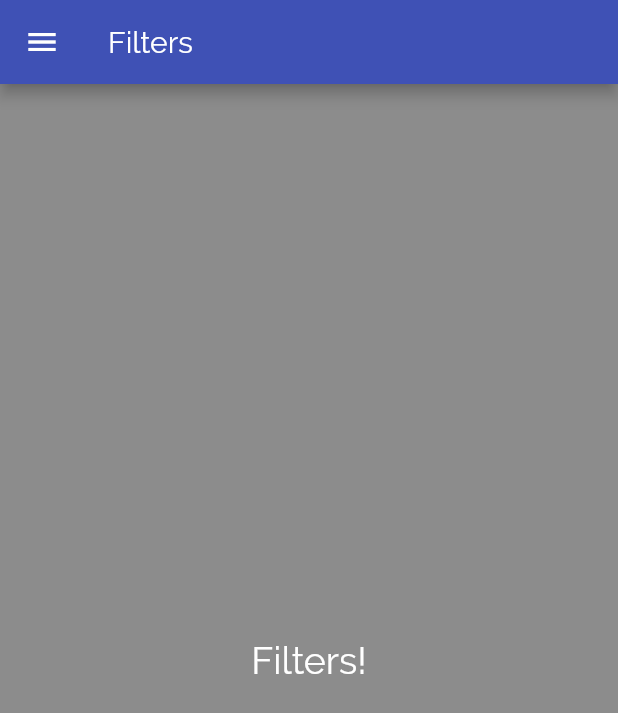
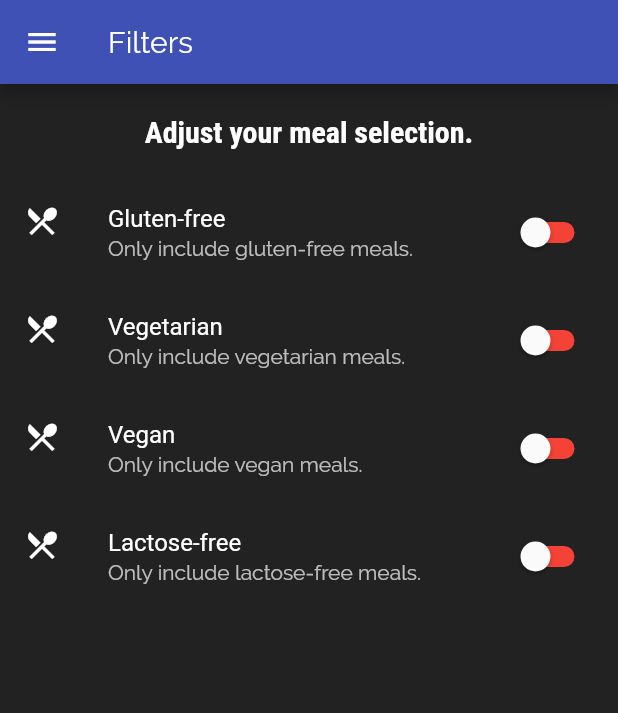
Before and after one commit to manlikeked1/Meal-App, a Flutter app: the FiltersScreen screen opened by its route, on a phone screen of 412 x 824 dp. Shown: the top 713 px of the screen. Run offline on Flutter 3.47's test engine with Material 2 defaults, Android fonts, the phone set to English and light mode, and no system bars.

Commit message:
new commit

```diff
--- a/lib/screens/filters_screen.dart
+++ b/lib/screens/filters_screen.dart
@@ -2,8 +2,39 @@ import 'package:flutter/material.dart';
 
 import '../widgets/main_drawer.dart';
 
-class FiltersScreen extends StatelessWidget {
+class FiltersScreen extends StatefulWidget {
   static const routeName = '/FiltersScreen';
+
+  @override
+  _FiltersScreenState createState() => _FiltersScreenState();
+}
+
+class _FiltersScreenState extends State<FiltersScreen> {
+  Widget _buildSwitchListTile(
+    String title,
+    String description,
+    bool currentValue,
+    Function updateValue,
+  ) {
+    return SwitchListTile(
+      inactiveTrackColor: Colors.red,
+      // activeTrackColor: Colors.b,
+      activeColor: Colors.green,
+      secondary: Icon(
+        Icons.restaurant_menu,
+        color: Colors.white,
+      ),
+      title: Text(title),
+      value: currentValue,
+      subtitle: Text(description),
+      onChanged: updateValue,
+    );
+  }
+
+  bool _glutenFree = false;
+  bool _vegetarian = false;
+  bool _vegan = false;
+  bool _lactoseFree = false;
 
   @override
   Widget build(BuildContext context) {
@@ -12,11 +43,50 @@ class FiltersScreen extends StatelessWidget {
         title: Text('Filters'),
       ),
       drawer: MainDrawer(), //Adding a drawer in the filters screen
-      body: Center(
-        child: Text(
-          'Filters!',
-          style: TextStyle(color: Colors.white, fontSize: 25),
-        ),
+      body: Column(
+        children: <Widget>[
+          Container(
+            padding: EdgeInsets.all(20),
+            child: Text(
+              'Adjust your meal selection.',
+              style: Theme.of(context).textTheme.title,
+              // style: TextStyle(color: Colors.white),
+            ),
+          ),
+          Expanded(
+            child: ListView(
+              children: <Widget>[
+                _buildSwitchListTile('Gluten-free',
+                    'Only include gluten-free meals.', _glutenFree, (newValue) {
+                  setState(() {
+                    _glutenFree = newValue;
+                  });
+                }),
+                _buildSwitchListTile(
+                    'Vegetarian', 'Only include vegetarian meals.', _vegetarian,
+                    (newValue) {
+                  setState(() {
+                    _vegetarian = newValue;
+                  });
+                }),
+                _buildSwitchListTile(
+                    'Vegan', 'Only include vegan meals.', _vegan, (newValue) {
+                  setState(() {
+                    _vegan = newValue;
+                  });
+                }),
+                _buildSwitchListTile(
+                    'Lactose-free',
+                    'Only include lactose-free meals.',
+                    _lactoseFree, (newValue) {
+                  setState(() {
+                    _lactoseFree = newValue;
+                  });
+                }),
+              ],
+            ),
+          )
+        ],
       ),
       //   Container(
       //   child: Text('Filters!'),
--- a/lib/screens/home_screen.dart
+++ b/lib/screens/home_screen.dart
@@ -1,6 +1,9 @@
+//This whole screen represents the homepage of the application.
+
 import 'package:flutter/material.dart';
 
 import '../screens/tabs_screen.dart';
+// import '../screens/home_screen.dart';
 
 class HomeScreen extends StatefulWidget {
   @override
```
Also changed, not shown: lib/main.dart (+13 -8 lines), lib/screens/tabs_screen.dart (+10 -3 lines).
